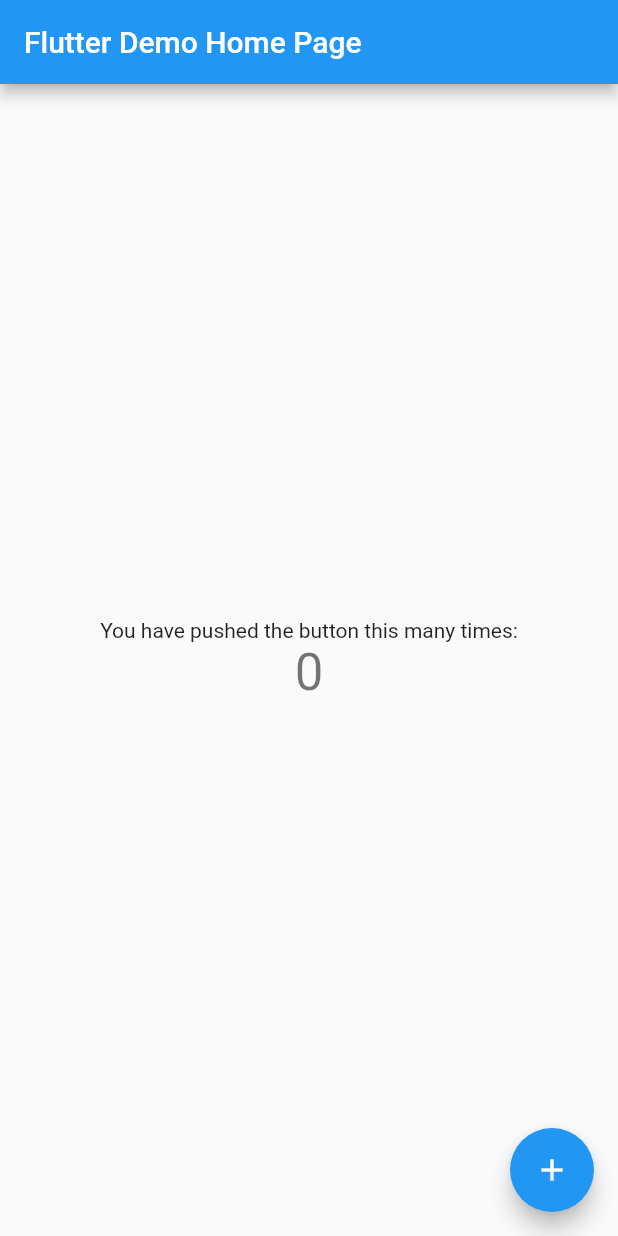
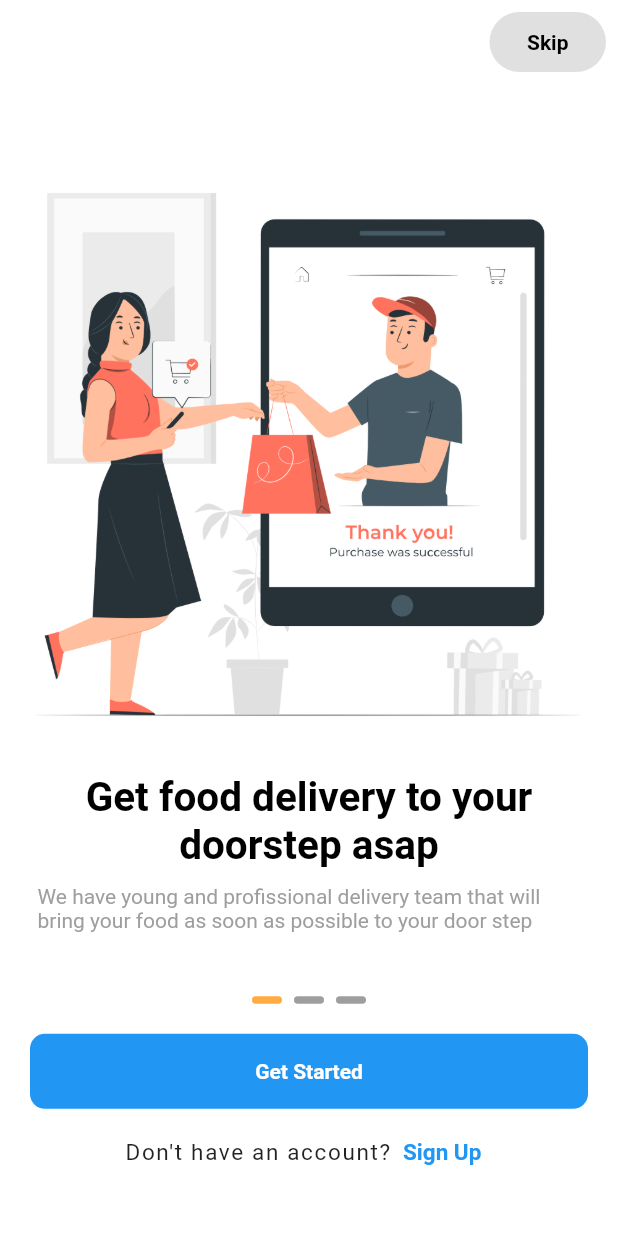
Before and after one commit to MoRashad/algoriza_task1, a Flutter app: the screen it shows after launch, on a phone screen of 412 x 824 dp. Run offline on Flutter 3.47's test engine with Material 2 defaults, Android fonts, the phone set to English and light mode, and no system bars; drawn by our look-alikes of smooth_page_indicator.

Commit message:
onboard screen

```diff
--- a/lib/main.dart
+++ b/lib/main.dart
@@ -1,3 +1,4 @@
+import 'package:algoriza_task1/onboard/onboard.dart';
 import 'package:flutter/material.dart';
 
 void main() {
@@ -12,104 +13,11 @@ class MyApp extends StatelessWidget {
   Widget build(BuildContext context) {
     return MaterialApp(
       title: 'Flutter Demo',
+      debugShowCheckedModeBanner: false,
       theme: ThemeData(
-        // This is the theme of your application.
-        //
-        // Try running your application with "flutter run". You'll see the
-        // application has a blue toolbar. Then, without quitting the app, try
-        // changing the primarySwatch below to Colors.green and then invoke
-        // "hot reload" (press "r" in the console where you ran "flutter run",
-        // or simply save your changes to "hot reload" in a Flutter IDE).
-        // Notice that the counter didn't reset back to zero; the application
-        // is not restarted.
         primarySwatch: Colors.blue,
       ),
-      home: const MyHomePage(title: 'Flutter Demo Home Page'),
+      home: const OnboardingPage(),
     );
   }
 }
-
-class MyHomePage extends StatefulWidget {
-  const MyHomePage({Key? key, required this.title}) : super(key: key);
-
-  // This widget is the home page of your application. It is stateful, meaning
-  // that it has a State object (defined below) that contains fields that affect
-  // how it looks.
-
-  // This class is the configuration for the state. It holds the values (in this
-  // case the title) provided by the parent (in this case the App widget) and
-  // used by the build method of the State. Fields in a Widget subclass are
-  // always marked "final".
-
-  final String title;
-
-  @override
-  State<MyHomePage> createState() => _MyHomePageState();
-}
-
-class _MyHomePageState extends State<MyHomePage> {
-  int _counter = 0;
-
-  void _incrementCounter() {
-    setState(() {
-      // This call to setState tells the Flutter framework that something has
-      // changed in this State, which causes it to rerun the build method below
-      // so that the display can reflect the updated values. If we changed
-      // _counter without calling setState(), then the build method would not be
-      // called again, and so nothing would appear to happen.
-      _counter++;
-    });
-  }
-
-  @override
-  Widget build(BuildContext context) {
-    // This method is rerun every time setState is called, for instance as done
-    // by the _incrementCounter method above.
-    //
-    // The Flutter framework has been optimized to make rerunning build methods
-    // fast, so that you can just rebuild anything that needs updating rather
-    // than having to individually change instances of widgets.
-    return Scaffold(
-      appBar: AppBar(
-        // Here we take the value from the MyHomePage object that was created by
-        // the App.build method, and use it to set our appbar title.
-        title: Text(widget.title),
-      ),
-      body: Center(
-        // Center is a layout widget. It takes a single child and positions it
-        // in the middle of the parent.
-        child: Column(
-          // Column is also a layout widget. It takes a list of children and
-          // arranges them vertically. By default, it sizes itself to fit its
-          // children horizontally, and tries to be as tall as its parent.
-          //
-          // Invoke "debug painting" (press "p" in the console, choose the
-          // "Toggle Debug Paint" action from the Flutter Inspector in Android
-          // Studio, or the "Toggle Debug Paint" command in Visual Studio Code)
-          // to see the wireframe for each widget.
-          //
-          // Column has various properties to control how it sizes itself and
-          // how it positions its children. Here we use mainAxisAlignment to
-          // center the children vertically; the main axis here is the vertical
-          // axis because Columns are vertical (the cross axis would be
-          // horizontal).
-          mainAxisAlignment: MainAxisAlignment.center,
-          children: <Widget>[
-            const Text(
-              'You have pushed the button this many times:',
-            ),
-            Text(
-              '$_counter',
-              style: Theme.of(context).textTheme.headline4,
-            ),
-          ],
-        ),
-      ),
-      floatingActionButton: FloatingActionButton(
-        onPressed: _incrementCounter,
-        tooltip: 'Increment',
-        child: const Icon(Icons.add),
-      ), // This trailing comma makes auto-formatting nicer for build methods.
-    );
-  }
-}
--- /dev/null
+++ b/lib/onboard/build_page.dart
@@ -0,0 +1,52 @@
+// ignore_for_file: must_be_immutable
+
+import 'package:flutter/material.dart';
+
+class BuildPage extends StatelessWidget {
+  String urlimage;
+  String title;
+  String subTitle;
+  BuildPage({
+    Key? key,
+    required this.urlimage,
+    required this.title,
+    required this.subTitle,
+  }) : super(key: key);
+
+  @override
+  Widget build(BuildContext context) {
+    return Container(
+      color: Colors.white,
+      child: Column(
+        mainAxisAlignment: MainAxisAlignment.center,
+        children: [
+          Image.asset(
+            urlimage,
+            fit: BoxFit.cover,
+            width: double.infinity,
+          ),
+          const SizedBox(height: 10),
+          Text(
+            title,
+            textAlign: TextAlign.center,
+            style: const TextStyle(
+              color: Colors.black,
+              fontSize: 27,
+              fontWeight: FontWeight.bold,
+            ),
+          ),
+          const SizedBox(height: 10),
+          Container(
+            padding: const EdgeInsets.symmetric(horizontal: 25),
+            child: Text(
+              subTitle,
+              style: const TextStyle(
+                color: Colors.grey,
+              ),
+            ),
+          ),
+        ],
+      ),
+    );
+  }
+}
--- /dev/null
+++ b/lib/onboard/onboard.dart
@@ -0,0 +1,136 @@
+import 'package:algoriza_task1/onboard/build_page.dart';
+import 'package:flutter/material.dart';
+import 'package:smooth_page_indicator/smooth_page_indicator.dart';
+
+class OnboardingPage extends StatefulWidget {
+  const OnboardingPage({Key? key}) : super(key: key);
+
+  @override
+  State<OnboardingPage> createState() => _OnboardingPageState();
+}
+
+class _OnboardingPageState extends State<OnboardingPage> {
+  final controller = PageController();
+  @override
+  void dispose() {
+    controller.dispose();
+    super.dispose();
+  }
+
+  @override
+  Widget build(BuildContext context) {
+    return Scaffold(
+      appBar: AppBar(
+        elevation: 0,
+        backgroundColor: Colors.white,
+        actions: [
+          InkWell(
+            onTap: () {
+              controller.jumpToPage(2);
+            },
+            child: Padding(
+              padding: const EdgeInsets.all(8.0),
+              child: Container(
+                padding: const EdgeInsets.symmetric(horizontal: 25),
+                decoration: BoxDecoration(
+                  color: Colors.grey[300],
+                  borderRadius: BorderRadius.circular(20),
+                ),
+                child: const Center(
+                  child: Text(
+                    'Skip',
+                    style: TextStyle(
+                        fontWeight: FontWeight.bold, color: Colors.black),
+                  ),
+                ),
+              ),
+            ),
+          )
+        ],
+      ),
+      body: Container(
+        padding:
+            EdgeInsets.only(bottom: MediaQuery.of(context).size.height * 0.2),
+        child: PageView(
+          controller: controller,
+          children: [
+            BuildPage(
+              urlimage: 'images/In no time-pana.png',
+              title: 'Get food delivery to your doorstep asap',
+              subTitle:
+                  'We have young and profissional delivery team that will bring your food as soon as possible to your door step',
+            ),
+            BuildPage(
+              urlimage: 'images/Online Groceries-pana.png',
+              title: 'Buy any food from your favourite restaurant',
+              subTitle:
+                  'We are constantly adding your favourite restaurant throughout the territory and around your area carefully selected',
+            ),
+            BuildPage(
+              urlimage: 'images/Order food-pana.png',
+              title: 'Buy any food from your favourite restaurant',
+              subTitle:
+                  'We are constantly adding your favourite restaurant throughout the territory and around your area carefully selected',
+            ),
+          ],
+        ),
+      ),
+      bottomSheet: Container(
+        color: Colors.white,
+        padding: const EdgeInsets.symmetric(horizontal: 20),
+        height: MediaQuery.of(context).size.height * 0.20, //140,
+        child: Column(
+          children: [
+            const SizedBox(height: 5),
+            SmoothPageIndicator(
+              controller: controller,
+              count: 3,
+              effect: const WormEffect(
+                activeDotColor: Colors.orangeAccent,
+                dotColor: Colors.grey,
+                dotWidth: 20,
+                dotHeight: 5,
+              ),
+            ),
+            const SizedBox(height: 20),
+            InkWell(
+              onTap: () {},
+              child: Container(
+                width: double.infinity,
+                height: 50,
+                alignment: Alignment.center,
+                decoration: BoxDecoration(
+                    borderRadius: BorderRadius.circular(10),
+                    color: Colors.blue),
+                child: const Text(
+                  'Get Started',
+                  style: TextStyle(
+                    color: Colors.white,
+                    fontWeight: FontWeight.bold,
+                  ),
+                ),
+              ),
+            ),
+            const SizedBox(height: 5),
+            Row(
+              mainAxisAlignment: MainAxisAlignment.center,
+              children: [
+                const Text(
+                  'Don\'t have an account?',
+                  style: TextStyle(fontSize: 15, letterSpacing: 1.1),
+                ),
+                TextButton(
+                  onPressed: () {},
+                  child: const Text(
+                    'Sign Up',
+                    style: TextStyle(fontSize: 15, fontWeight: FontWeight.bold),
+                  ),
+                ),
+              ],
+            )
+          ],
+        ),
+      ),
+    );
+  }
+}
```
Also changed, not shown: pubspec.yaml (+6 -19 lines), images/In no time-pana.png (added), images/Online Groceries-pana.png (added), images/Order food-pana.png (added), images/krave.png (added), pubspec.lock.
